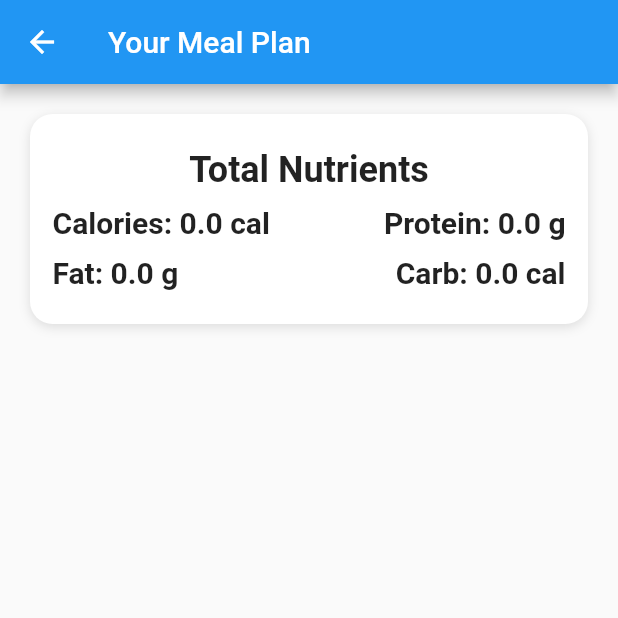
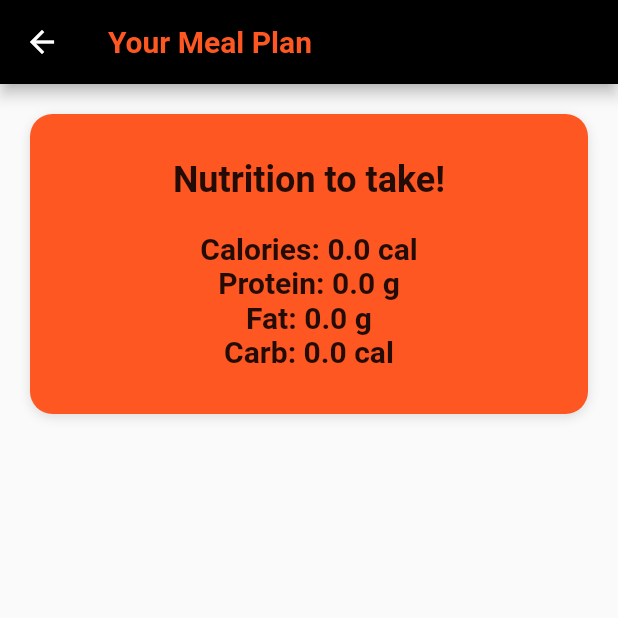
Before and after one commit to NikhilDugyala/foodrecipeapp, a Flutter app: the MealsScreen screen opened directly with empty values, on a phone screen of 412 x 824 dp, the top half of it. Run offline on Flutter 3.47's test engine with Material 2 defaults, Android fonts, the phone set to English and light mode, and no system bars; our stand-ins replace firebase_auth, firebase_core, google_sign_in, webview_flutter; accounts and stored records are empty; network calls fail.

Commit message:
meal planner

```diff
--- a/lib/app.dart
+++ b/lib/app.dart
@@ -14,12 +14,12 @@ class App extends StatefulWidget {
 
 class _AppState extends State<App> {
   int currentPageIndex = 0;
-
+  double bmi = 0;
   @override
   Widget build(BuildContext context) {
     return Scaffold(
       appBar: const AppBarWidget(),
-      body: currentPageIndex == 0 ? const HomePage() : currentPageIndex == 1 ? const ProfilePage() : SearchScreen(),
+      body: currentPageIndex == 0 ? const HomePage() : currentPageIndex == 1 ? ProfilePage(/*bmi: bmi*/) : SearchScreen(),
       bottomNavigationBar: NavigationBar(
         destinations: const [
           NavigationDestination(icon: Icon(Icons.home), label: "Home"),
--- a/lib/app_bar_widget.dart
+++ b/lib/app_bar_widget.dart
@@ -21,7 +21,7 @@ class _AppBarWidgetState extends State<AppBarWidget> {
         color: Colors.deepOrange
        ),
       ),
-      backgroundColor: Colors.white,
+      backgroundColor: Colors.black,
     );
   }
 }
--- a/lib/screens/meals_screen.dart
+++ b/lib/screens/meals_screen.dart
@@ -9,9 +9,10 @@ import '../services/api_services.dart';
 class MealsScreen extends StatefulWidget {
   //It returns a final mealPlan variable
   final MealPlan mealPlan;
-  MealsScreen({required this.mealPlan});
+  const MealsScreen({super.key, required this.mealPlan});
 
   @override
+  // ignore: library_private_types_in_public_api
   _MealsScreenState createState() => _MealsScreenState();
 }
 
@@ -22,65 +23,55 @@ The child is a column widget that returns nutrient information in Rows
  */
   _buildTotalNutrientsCard() {
     return Container(
-      height: 140,
-      margin: EdgeInsets.all(20),
-      padding: EdgeInsets.symmetric(horizontal: 15, vertical: 10),
+      height: 200,
+      margin: const EdgeInsets.all(20),
       decoration: BoxDecoration(
-          color: Colors.white,
+          color: Colors.deepOrange,
           borderRadius: BorderRadius.circular(15),
-          boxShadow: [
+          boxShadow: const [
             BoxShadow(
                 color: Colors.black12, offset: Offset(0, 2), blurRadius: 6)
           ]),
       child: Column(
         mainAxisAlignment: MainAxisAlignment.center,
         children: <Widget>[
-          Text(
-            'Total Nutrients',
+          const Padding(
+            padding: EdgeInsets.only(left:0, bottom: 20, right: 0, top:0),
+            child: Text(
+              'Nutrition to take!',
               style: TextStyle(
                 fontSize: 24,
-              fontWeight: FontWeight.w600,
+                fontWeight: FontWeight.bold,
               ),
             ),
-          SizedBox(height: 10),
-          Row(
-            mainAxisAlignment: MainAxisAlignment.spaceBetween,
-            children: <Widget>[
+          ),
           Text(
             'Calories: ${widget.mealPlan.calories.toString()} cal',
-                style: TextStyle(
+            style: const TextStyle(
               fontSize: 20,
               fontWeight: FontWeight.w600,
             ),
           ),
           Text(
             'Protein: ${widget.mealPlan.protein.toString()} g',
-                style: TextStyle(
+            style: const TextStyle(
               fontSize: 20,
               fontWeight: FontWeight.w600,
             ),
           ),
-            ],
-          ),
-          SizedBox(height: 10),
-          Row(
-            mainAxisAlignment: MainAxisAlignment.spaceBetween,
-            children: <Widget>[
           Text(
             'Fat: ${widget.mealPlan.fat.toString()} g',
-                style: TextStyle(
+            style: const TextStyle(
               fontSize: 20,
               fontWeight: FontWeight.w600,
             ),
           ),
           Text(
             'Carb: ${widget.mealPlan.carbs.toString()} cal',
-                style: TextStyle(
+            style: const TextStyle(
               fontSize: 20,
               fontWeight: FontWeight.w600,
             ),
-              ),
-            ],
           ),
         ],
       ),
@@ -115,41 +106,45 @@ The child is a column widget that returns nutrient information in Rows
         Container(
           height: 220,
           width: double.infinity,
-          margin: EdgeInsets.symmetric(horizontal: 20, vertical: 10),
-          padding: EdgeInsets.symmetric(horizontal: 15, vertical: 10),
+          margin: const EdgeInsets.symmetric(horizontal: 20),
+          padding: const EdgeInsets.symmetric(horizontal: 15, vertical: 45),
           decoration: BoxDecoration(
               color: Colors.white,
               image: DecorationImage(
-                image: NetworkImage(meal.imgURL),
+                image: mealType == "Breakfast" ? const AssetImage("images/breakfast.png") :
+                  mealType == "Lunch" ? const AssetImage("images/lunch.png") :
+                  const AssetImage("images/dinner.png"),
                 fit: BoxFit.cover,
               ),
               borderRadius: BorderRadius.circular(15),
-              boxShadow: [
+              boxShadow: const [
                 BoxShadow(
                     color: Colors.black12, offset: Offset(0, 2), blurRadius: 6)
               ]),
         ),
         //Second widget is a Container that has 2 text widgets
         Container(
-          margin: EdgeInsets.all(60),
-          padding: EdgeInsets.all(10),
-          color: Colors.white70,
+          margin: const EdgeInsets.all(60),
+          padding: const EdgeInsets.all(10),
+          color: Colors.transparent,
           child: Column(
             children: <Widget>[
-              Text(
-                //mealtype
+              Center(
+                child: Text(
                   mealType,
-                style: TextStyle(
+                  style: const TextStyle(
                       fontSize: 30,
                       fontWeight: FontWeight.bold,
+                      color: Colors.white,
                       letterSpacing: 1.5),
                 ),
-              Text(
-                //mealtitle
+              ),
+              Center(
+                child: Text(
                   meal.title,
-                style: TextStyle(fontSize: 24, fontWeight: FontWeight.w600),
-                overflow: TextOverflow.ellipsis,
+                  style: const TextStyle(fontSize: 24, fontWeight: FontWeight.w600, color: Colors.white,),
                 )
+              ),
             ],
           ),
         )
@@ -177,7 +172,15 @@ mealType returns Breakfast, Lunch or Dinner, depending on the index value
   Widget build(BuildContext context) {
     return Scaffold(
       //has an appBar
-      appBar: AppBar(title: Text('Your Meal Plan')),
+      appBar: AppBar(
+        title: const Text('Your Meal Plan',
+          style: TextStyle(
+            color: Colors.deepOrange,
+            fontWeight: FontWeight.bold
+          ),
+        ),
+        backgroundColor: Colors.black,
+      ),
       //and body as a ListView builder
       body: ListView.builder(
           /*
--- a/lib/services/api_services.dart
+++ b/lib/services/api_services.dart
@@ -46,7 +46,7 @@ class ApiService {
       '/recipes/mealplans/generate',
       parameters,
     );
-
+    print("The URI: ${uri}");
     //Our header specifies that we want the request to return a json object
     Map<String, String> headers = {
       HttpHeaders.contentTypeHeader: 'application/json',
--- a/pubspec.yaml
+++ b/pubspec.yaml
@@ -67,6 +67,9 @@ flutter:
   assets:
     - images/background.jpg
     - images/google_logo.png
+    - images/breakfast.png
+    - images/lunch.png
+    - images/dinner.png
   #   - images/a_dot_ham.jpeg
 
   # An image asset can refer to one or more resolution-specific "variants", see
```
Also changed, not shown: lib/profile.dart (+53 -2 lines), lib/screens/recipe_screen.dart (+9 -2 lines), lib/screens/search_screen.dart (+5 -4 lines), images/breakfast.png (added), images/dinner.png (added), images/lunch.png (added). Lines whose indentation alone changed are shown as unchanged.
